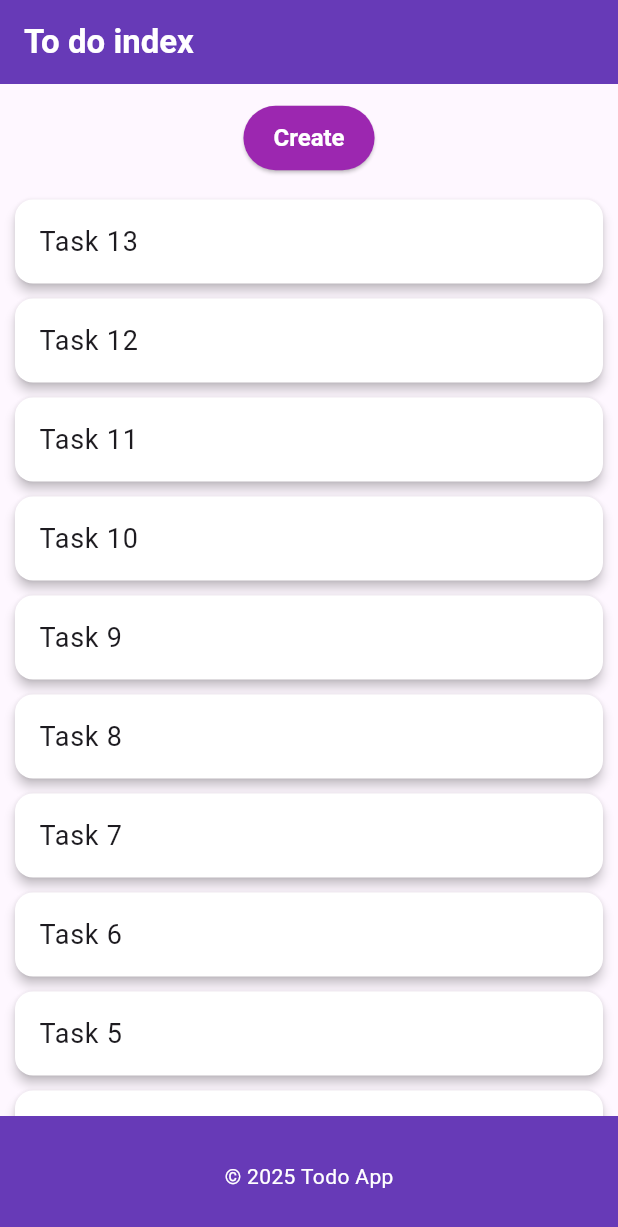
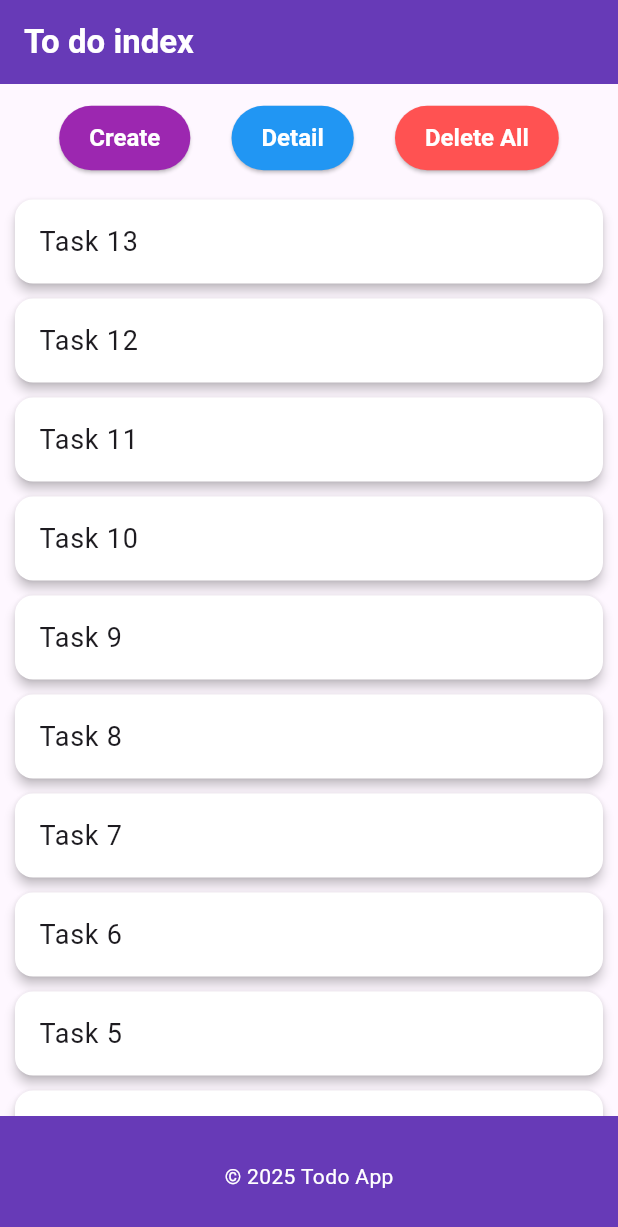
Before and after one commit to Application-drop-up/todo, a Flutter app: the screen it shows after launch, on a phone screen of 412 x 824 dp. Shown: the top 1227 px of the screen. Run offline on Flutter 3.47's test engine with Material 3 defaults, Android fonts, the phone set to English and light mode, and no system bars.

Commit message:
add-button

```diff
--- a/lib/main.dart
+++ b/lib/main.dart
@@ -64,6 +64,12 @@ class _MyHomePageState extends State<MyHomePage> {
               mainAxisAlignment: MainAxisAlignment.spaceEvenly,
               children: [
                 _buildActionButton("Create", Colors.purple, _navigateToCreateTaskScreen),
+                _buildActionButton("Detail", Colors.blue, () {}),
+                _buildActionButton("Delete All", Colors.redAccent, () {
+                  setState(() {
+                    todoList.clear();
+                  });
+                }),
               ],
             ),
           ),
```
